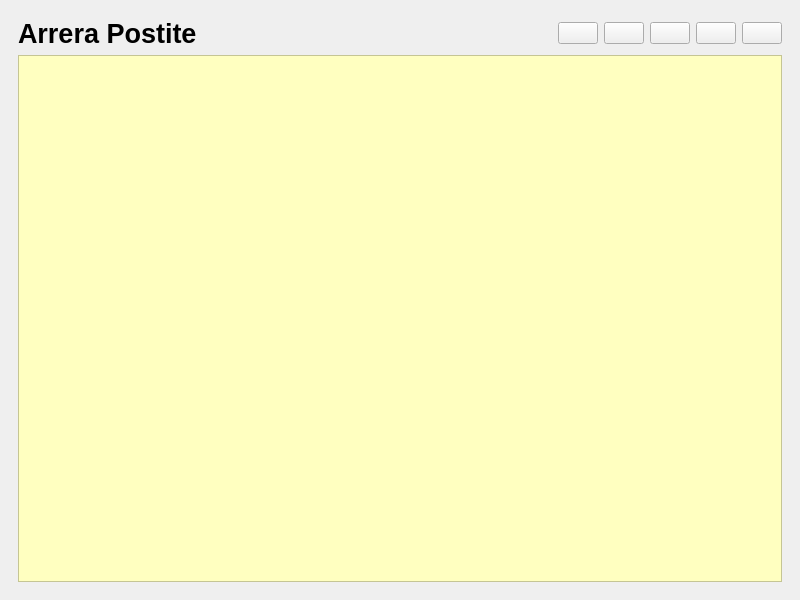
Qt form cuiapostite.ui (Arrera-Software/Arrera-Postite) before a commit.
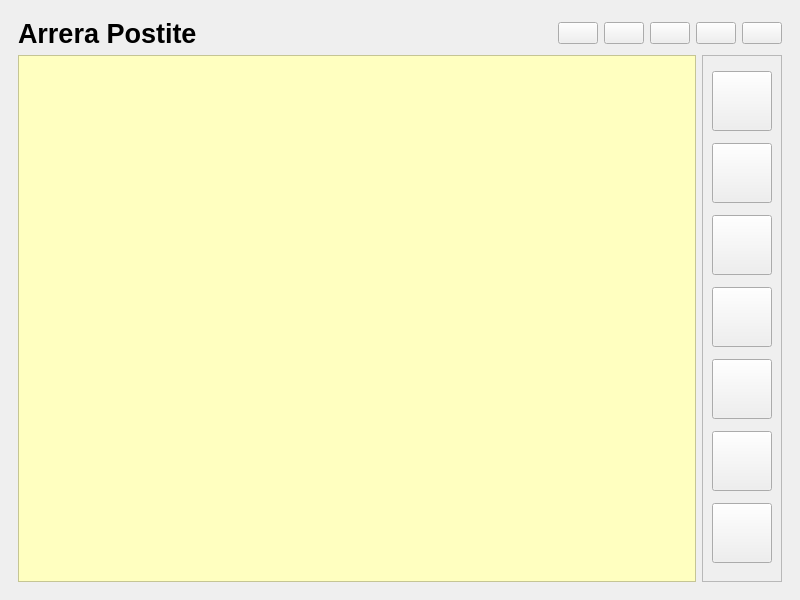
The same form after that commit. Icons and pictures are not drawn. Custom widgets are drawn as their Qt base class.

Commit message: Ajout de bouton suppelmentaire

Patch:
```diff
--- a/cuiapostite.ui
+++ b/cuiapostite.ui
@@ -139,16 +139,165 @@
          </layout>
         </item>
         <item>
-         <widget class="MyTextEdit" name="ZONETEXTE">
-          <property name="font">
-           <font>
-            <pointsize>20</pointsize>
-           </font>
-          </property>
-          <property name="styleSheet">
-           <string notr="true">background-color:rgb(255, 255, 192)</string>
-          </property>
-         </widget>
+         <layout class="QHBoxLayout" name="horizontalLayout_4">
+          <item>
+           <widget class="MyTextEdit" name="ZONETEXTE">
+            <property name="font">
+             <font>
+              <pointsize>20</pointsize>
+             </font>
+            </property>
+            <property name="styleSheet">
+             <string notr="true">background-color:rgb(255, 255, 192)</string>
+            </property>
+           </widget>
+          </item>
+          <item>
+           <widget class="QFrame" name="frame">
+            <property name="frameShape">
+             <enum>QFrame::Shape::StyledPanel</enum>
+            </property>
+            <property name="frameShadow">
+             <enum>QFrame::Shadow::Raised</enum>
+            </property>
+            <layout class="QVBoxLayout" name="verticalLayout_6">
+             <item>
+              <widget class="QPushButton" name="IDC_TITRE1">
+               <property name="minimumSize">
+                <size>
+                 <width>60</width>
+                 <height>60</height>
+                </size>
+               </property>
+               <property name="maximumSize">
+                <size>
+                 <width>60</width>
+                 <height>60</height>
+                </size>
+               </property>
+               <property name="text">
+                <string/>
+               </property>
+              </widget>
+             </item>
+             <item>
+              <widget class="QPushButton" name="IDC_TITRE2">
+               <property name="minimumSize">
+                <size>
+                 <width>60</width>
+                 <height>60</height>
+                </size>
+               </property>
+               <property name="maximumSize">
+                <size>
+                 <width>60</width>
+                 <height>60</height>
+                </size>
+               </property>
+               <property name="text">
+                <string/>
+               </property>
+              </widget>
+             </item>
+             <item>
+              <widget class="QPushButton" name="IDC_TITRE3">
+               <property name="minimumSize">
+                <size>
+                 <width>60</width>
+                 <height>60</height>
+                </size>
+               </property>
+               <property name="maximumSize">
+                <size>
+                 <width>60</width>
+                 <height>60</height>
+                </size>
+               </property>
+               <property name="text">
+                <string/>
+               </property>
+              </widget>
+             </item>
+             <item>
+              <widget class="QPushButton" name="IDC_ITALIQUE">
+               <property name="minimumSize">
+                <size>
+                 <width>60</width>
+                 <height>60</height>
+                </size>
+               </property>
+               <property name="maximumSize">
+                <size>
+                 <width>60</width>
+                 <height>60</height>
+                </size>
+               </property>
+               <property name="text">
+                <string/>
+               </property>
+              </widget>
+             </item>
+             <item>
+              <widget class="QPushButton" name="IDC_GRAS">
+               <property name="minimumSize">
+                <size>
+                 <width>60</width>
+                 <height>60</height>
+                </size>
+               </property>
+               <property name="maximumSize">
+                <size>
+                 <width>60</width>
+                 <height>60</height>
+                </size>
+               </property>
+               <property name="text">
+                <string/>
+               </property>
+              </widget>
+             </item>
+             <item>
+              <widget class="QPushButton" name="IDC_BARRE">
+               <property name="minimumSize">
+                <size>
+                 <width>60</width>
+                 <height>60</height>
+                </size>
+               </property>
+               <property name="maximumSize">
+                <size>
+                 <width>60</width>
+                 <height>60</height>
+                </size>
+               </property>
+               <property name="text">
+                <string/>
+               </property>
+              </widget>
+             </item>
+             <item>
+              <widget class="QPushButton" name="IDC_GRASITALIQUE">
+               <property name="minimumSize">
+                <size>
+                 <width>60</width>
+                 <height>60</height>
+                </size>
+               </property>
+               <property name="maximumSize">
+                <size>
+                 <width>60</width>
+                 <height>60</height>
+                </size>
+               </property>
+               <property name="text">
+                <string/>
+               </property>
+              </widget>
+             </item>
+            </layout>
+           </widget>
+          </item>
+         </layout>
         </item>
        </layout>
       </widget>
```
Left out of the diff: 3 changed lines with no effect on the pictures. The commit also changes 1 other file.
